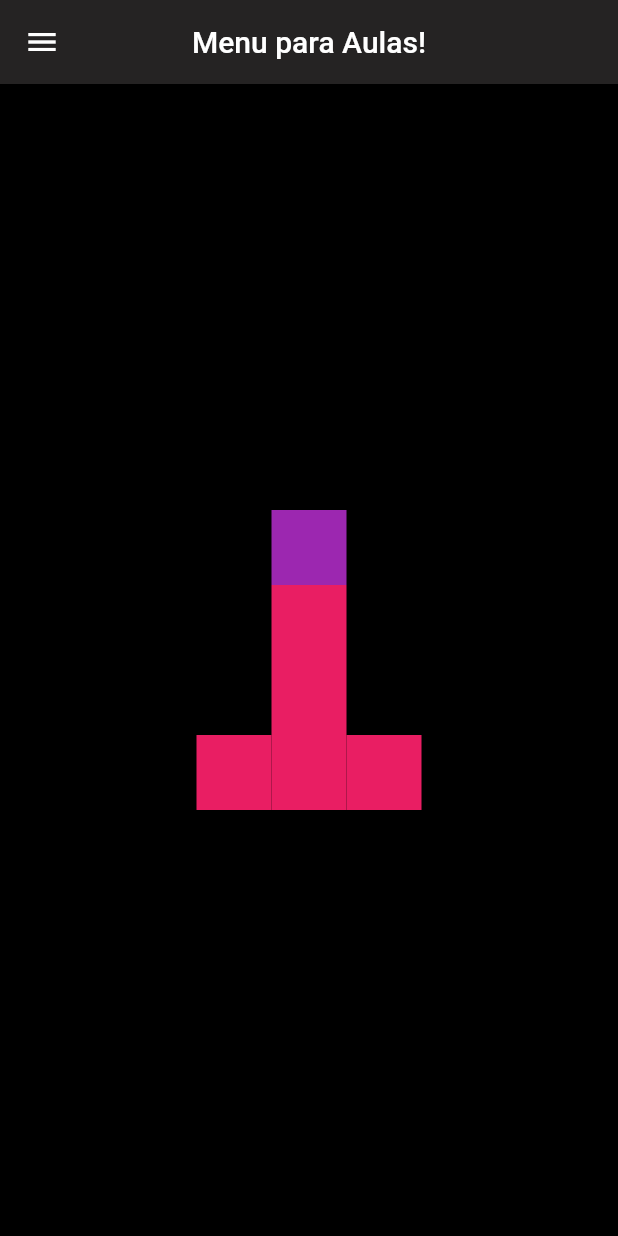
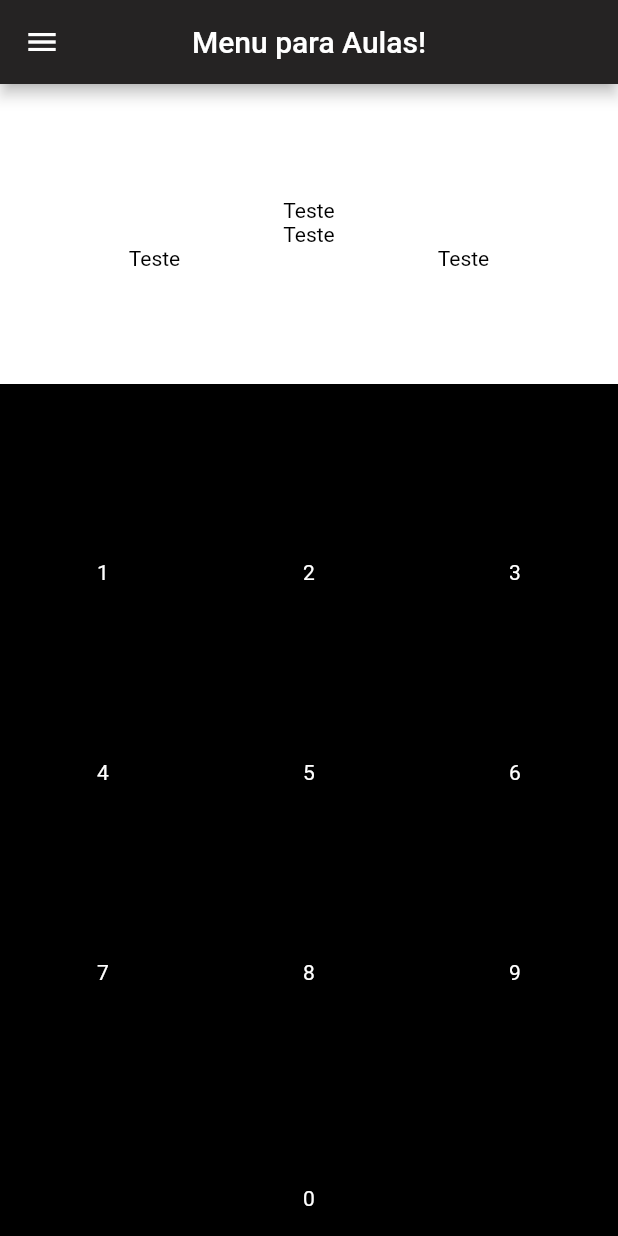
Before and after one commit to ricardomagalhaespita/flutter-study, a Flutter app: the screen it shows after launch, on a phone screen of 412 x 824 dp. Run offline on Flutter 3.47's test engine with Material 2 defaults, Android fonts, the phone set to English and light mode, and no system bars.

Commit message:
First Commit

```diff
--- a/lib/aula-07.dart
+++ b/lib/aula-07.dart
@@ -43,36 +43,36 @@ class homePage extends StatelessWidget {
           crossAxisAlignment: CrossAxisAlignment.center,
           children: [
             Container(
-              color: Colors.purple,
+              color: Colors.yellow,
               width: 50,
               height: 50,
             ),
             Container(
-              color: Colors.pink,
+              color: Colors.green,
               width: 50,
               height: 50,
             ),
             Container(
-              color: Colors.pink,
+              color: Colors.indigo,
               width: 50,
               height: 50,
             ),
             Row(
-          mainAxisAlignment: MainAxisAlignment.center,
+          mainAxisAlignment: MainAxisAlignment.start,
           crossAxisAlignment: CrossAxisAlignment.center,
               children: [
                 Container(
-              color: Colors.pink,
+              color: Colors.red,
               width: 50,
               height: 50,
             ),
             Container(
-              color: Colors.pink,
+              color: Colors.orange,
               width: 50,
               height: 50,
             ),
             Container(
-              color: Colors.pink,
+              color: Colors.white,
               width: 50,
               height: 50,
             ),
--- /dev/null
+++ b/lib/aula-08.dart
@@ -0,0 +1,207 @@
+import 'package:flutter/material.dart';
+import 'package:flutter_project/calculadora.dart';
+
+import 'aula-04.dart';
+import 'aula-05.dart';
+
+class MyApp extends StatelessWidget {
+  const MyApp({Key? key}) : super(key: key);
+
+  // This widget is the root of your application.
+  @override
+  Widget build(BuildContext context) {
+    return MaterialApp(
+      debugShowCheckedModeBanner: false,
+      title: 'Flutter Demo',
+      theme: ThemeData(
+        primarySwatch: Colors.indigo,
+      ),
+      home: homePage(),
+    );
+  }
+}
+
+class homePage extends StatelessWidget {
+  const homePage({Key? key}) : super(key: key);
+
+  @override
+  Widget build(BuildContext context) {
+    return Scaffold(
+      backgroundColor: Colors.black,
+      appBar: AppBar(
+        backgroundColor: Color.fromARGB(255, 37, 35, 35),
+        centerTitle: true,
+        title: const Text(
+          'Menu para Aulas!',
+          style: TextStyle(color: Colors.white),
+        ),
+      ),
+      body: SizedBox(
+        width: double.infinity,
+        child: Column(
+          mainAxisAlignment: MainAxisAlignment.spaceBetween,
+          crossAxisAlignment: CrossAxisAlignment.center,
+          children: [
+            SizedBox(
+              height: 200,
+              child: Container(
+                color: Colors.white,
+                width: double.infinity,
+                child: Column(
+                    mainAxisAlignment: MainAxisAlignment.center,
+                    crossAxisAlignment: CrossAxisAlignment.center,
+                    children: [
+                      Text(
+                        'Teste',
+                        style: TextStyle(color: Colors.black),
+                      ),
+                      Text(
+                        'Teste',
+                        style: TextStyle(color: Colors.black),
+                      ),
+                      Row(
+                        mainAxisAlignment: MainAxisAlignment.spaceAround,
+                        crossAxisAlignment: CrossAxisAlignment.center,
+                        children: [
+                          Text(
+                            'Teste',
+                            style: TextStyle(color: Colors.black),
+                          ),
+                          Text(
+                            'Teste',
+                            style: TextStyle(color: Colors.black),
+                          ),
+                        ],
+                      )
+                    ]),
+              ),
+            ),
+            Row(
+              mainAxisAlignment: MainAxisAlignment.spaceAround,
+              children: [
+                Text(
+                  '1',
+                  style: TextStyle(color: Colors.white),
+                  textAlign: TextAlign.center,
+                ),
+                Text(
+                  '2',
+                  style: TextStyle(color: Colors.white),
+                  textAlign: TextAlign.center,
+                ),
+                Text(
+                  '3',
+                  style: TextStyle(color: Colors.white),
+                  textAlign: TextAlign.center,
+                ),
+              ],
+            ),
+            Row(
+              mainAxisAlignment: MainAxisAlignment.spaceAround,
+              children: [
+                Text(
+                  '4',
+                  style: TextStyle(color: Colors.white),
+                  textAlign: TextAlign.center,
+                ),
+                Text(
+                  '5',
+                  style: TextStyle(color: Colors.white),
+                  textAlign: TextAlign.center,
+                ),
+                Text(
+                  '6',
+                  style: TextStyle(color: Colors.white),
+                  textAlign: TextAlign.center,
+                ),
+              ],
+            ),
+            Row(
+              mainAxisAlignment: MainAxisAlignment.spaceAround,
+              children: [
+                Text(
+                  '7',
+                  style: TextStyle(color: Colors.white),
+                  textAlign: TextAlign.center,
+                ),
+                Text(
+                  '8',
+                  style: TextStyle(color: Colors.white),
+                  textAlign: TextAlign.center,
+                ),
+                Text(
+                  '9',
+                  style: TextStyle(color: Colors.white),
+                  textAlign: TextAlign.center,
+                ),
+              ],
+            ),
+            Row(
+              mainAxisAlignment: MainAxisAlignment.spaceBetween,
+              children: [
+                Container(
+                  color: Colors.black,
+                  width: 50,
+                  height: 50,
+                ),
+                Text(
+                  '0',
+                  style: TextStyle(color: Colors.white),
+                  textAlign: TextAlign.center,
+                ),
+                Container(
+                  color: Colors.black,
+                  width: 50,
+                  height: 50,
+                ),
+              ],
+            ),
+          ],
+        ),
+      ),
+      drawer: Drawer(
+        child: ListView(
+          children: [
+            DrawerHeader(
+              decoration: BoxDecoration(
+                color: Colors.black,
+              ),
+              child: Text(
+                'Menu de Atividades',
+                style: TextStyle(color: Colors.white),
+                textAlign: TextAlign.center,
+              ),
+            ),
+            ListTile(
+              leading: Icon(Icons.favorite_border),
+              title: Text("Calculadora"),
+              onTap: () {
+                Navigator.of(context).push(MaterialPageRoute(
+                  builder: (context) => MyApp06(),
+                ));
+              },
+            ),
+            ListTile(
+              leading: Icon(Icons.favorite_border),
+              title: Text("Aula-04"),
+              onTap: () {
+                Navigator.of(context).push(MaterialPageRoute(
+                  builder: (context) => MyApp04(),
+                ));
+              },
+            ),
+            ListTile(
+              leading: Icon(Icons.favorite_border),
+              title: Text("Aula-05"),
+              onTap: () {
+                Navigator.of(context).push(MaterialPageRoute(
+                  builder: (context) => MyApp05(),
+                ));
+              },
+            ),
+          ],
+        ),
+      ),
+    );
+  }
+}
--- a/lib/main.dart
+++ b/lib/main.dart
@@ -1,7 +1,7 @@
 import 'package:flutter/material.dart';
 
 // import 'calculadora.dart';
-import 'aula-07.dart';
+import 'aula-08.dart';
 
 void main() {
   runApp(MaterialApp(
```
